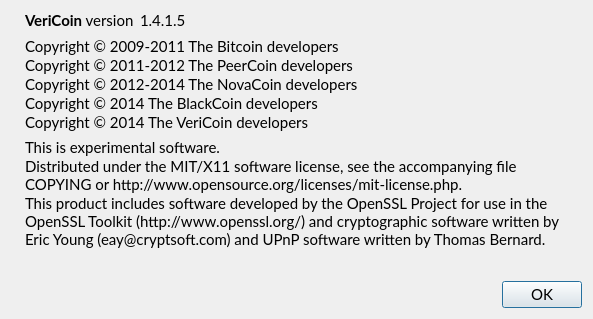
The window that src/qt/forms/aboutdialog.ui (VeriConomy/vericoin) describes before a commit, drawn with Qt 5.
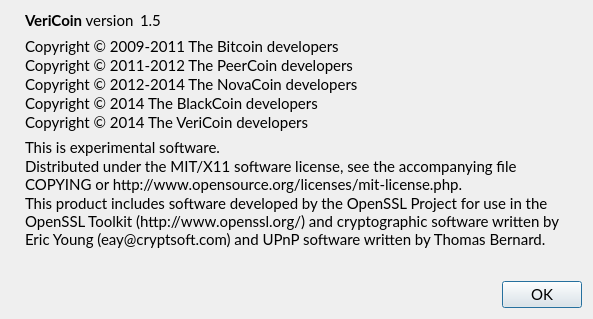
The same window after the commit. Icons and pictures are not drawn.

Commit message: tweaked chart layout and updated version

What changed in the file:
```diff
--- a/src/qt/forms/aboutdialog.ui
+++ b/src/qt/forms/aboutdialog.ui
@@ -56,7 +56,7 @@
           <cursorShape>IBeamCursor</cursorShape>
          </property>
          <property name="text">
-          <string notr="true">1.4.1.5</string>
+          <string notr="true">1.5</string>
          </property>
          <property name="textInteractionFlags">
           <set>Qt::LinksAccessibleByMouse|Qt::TextSelectableByKeyboard|Qt::TextSelectableByMouse</set>
```
The commit also changes 6 other files.
